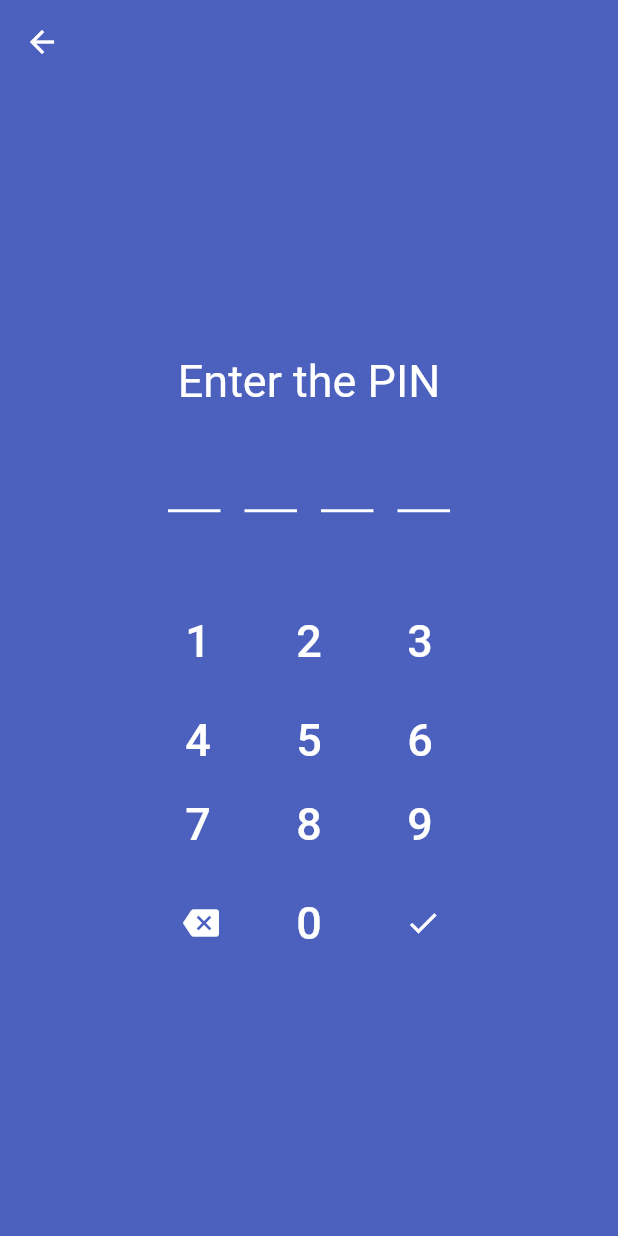
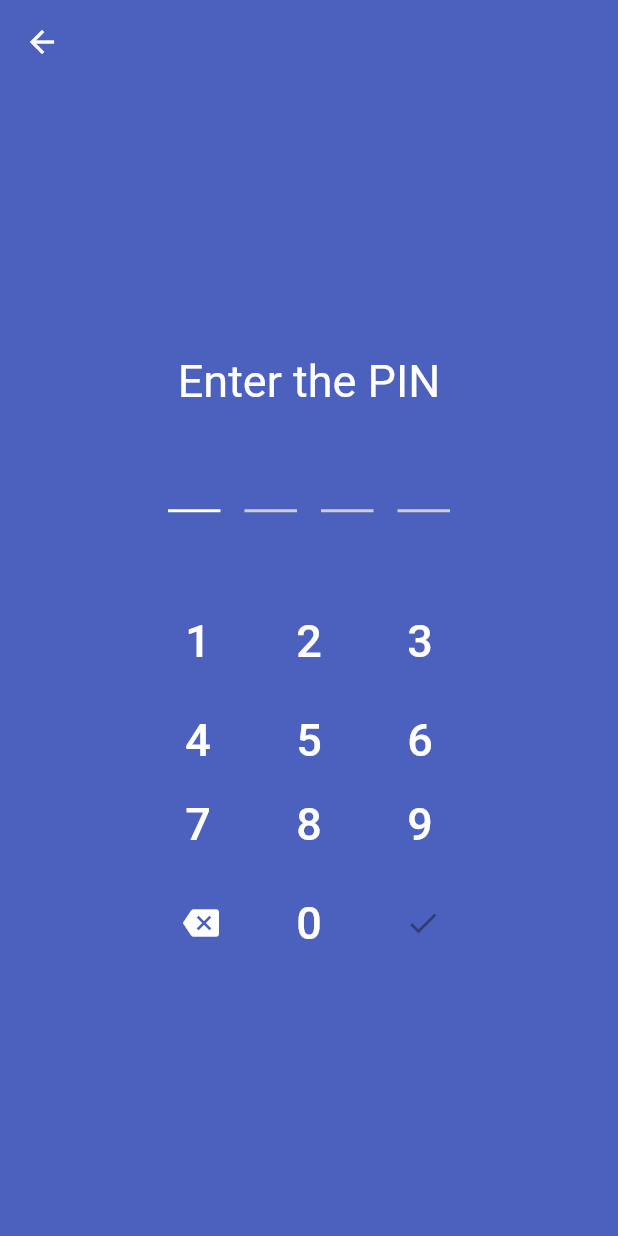
Before and after one commit to ceejayps/banking_app_2, a Flutter app: the screen it shows after launch, after a tap on the "backspace" icon, on a phone screen of 412 x 824 dp. Run offline on Flutter 3.47's test engine with Material 2 defaults, Android fonts, the phone set to English and light mode, and no system bars; missing offline and left inert: dart:ffi.

Commit message:
Update main.dart

```diff
--- a/lib/main.dart
+++ b/lib/main.dart
@@ -1,6 +1,7 @@
 import 'dart:ffi';
 
 import 'package:flutter/material.dart';
+import 'package:flutter/cupertino.dart';
 
 void main() {
   runApp(const MyApp());
@@ -32,14 +33,17 @@ class MyHomePage extends StatefulWidget {
 class _MyHomePageState extends State<MyHomePage> {
   Color typed = Colors.white;
   Color empty = Colors.white38;
-
-  List pin = [];
+  bool isWrong = false;
+  String userPin = "1234";
+  List inputPin = [];
 
   @override
   Widget build(BuildContext context) {
     BoxDecoration dotborder = BoxDecoration(
       borderRadius: BorderRadius.circular(60),
-      color: pin.length >= 1
+      color: isWrong == true
+          ? Color.fromARGB(255, 255, 0, 0)
+          : inputPin.length >= 1
               ? Color.fromARGB(255, 255, 255, 255)
               : Color.fromARGB(0, 255, 254, 254),
     );
@@ -85,7 +89,9 @@ class _MyHomePageState extends State<MyHomePage> {
                             height: 10,
                             decoration: BoxDecoration(
                               borderRadius: BorderRadius.circular(60),
-                              color: pin.length >= 1
+                              color: isWrong == true
+                                  ? Color.fromARGB(255, 255, 0, 0)
+                                  : inputPin.length >= 1
                                       ? Color.fromARGB(255, 255, 255, 255)
                                       : Color.fromARGB(0, 255, 254, 254),
                             ))),
@@ -96,7 +102,9 @@ class _MyHomePageState extends State<MyHomePage> {
                             height: 10,
                             decoration: BoxDecoration(
                               borderRadius: BorderRadius.circular(60),
-                              color: pin.length >= 2
+                              color: isWrong == true
+                                  ? Color.fromARGB(255, 255, 0, 0)
+                                  : inputPin.length >= 2
                                       ? Color.fromARGB(255, 255, 255, 255)
                                       : Color.fromARGB(0, 255, 254, 254),
                             ))),
@@ -107,7 +115,9 @@ class _MyHomePageState extends State<MyHomePage> {
                             height: 10,
                             decoration: BoxDecoration(
                               borderRadius: BorderRadius.circular(60),
-                              color: pin.length >= 3
+                              color: isWrong == true
+                                  ? Color.fromARGB(255, 255, 0, 0)
+                                  : inputPin.length >= 3
                                       ? Color.fromARGB(255, 255, 255, 255)
                                       : Color.fromARGB(0, 255, 254, 254),
                             ))),
@@ -118,7 +128,9 @@ class _MyHomePageState extends State<MyHomePage> {
                             height: 10,
                             decoration: BoxDecoration(
                               borderRadius: BorderRadius.circular(60),
-                              color: pin.length >= 4
+                              color: isWrong == true
+                                  ? Color.fromARGB(255, 255, 0, 0)
+                                  : inputPin.length >= 4
                                       ? Color.fromARGB(255, 255, 255, 255)
                                       : Color.fromARGB(0, 255, 254, 254),
                             ))),
@@ -132,37 +144,45 @@ class _MyHomePageState extends State<MyHomePage> {
                         child: Container(
                             width: 35,
                             height: 2,
-                          color: pin.length >= 1
-                              ? const Color.fromARGB(255, 208, 205, 205)
-                              : Color.fromARGB(255, 255, 255, 255),
-                        )),
+                            color: isWrong == true
+                                ? Color.fromARGB(255, 255, 0, 0)
+                                : inputPin.length == 0
+                                    ? const Color.fromARGB(255, 255, 255, 255)
+                                    : const Color.fromARGB(
+                                        255, 208, 205, 205))),
                     Padding(
                         padding: const EdgeInsets.all(8.0),
                         child: Container(
                             width: 35,
                             height: 2,
-                          color: pin.length >= 2
-                              ? const Color.fromARGB(255, 208, 205, 205)
-                              : Color.fromARGB(255, 255, 255, 255),
-                        )),
+                            color: isWrong == true
+                                ? Color.fromARGB(255, 255, 0, 0)
+                                : inputPin.length == 1
+                                    ? const Color.fromARGB(255, 255, 255, 255)
+                                    : const Color.fromARGB(
+                                        255, 208, 205, 205))),
                     Padding(
                         padding: const EdgeInsets.all(8.0),
                         child: Container(
                             width: 35,
                             height: 2,
-                          color: pin.length >= 3
-                              ? const Color.fromARGB(255, 208, 205, 205)
-                              : Color.fromARGB(255, 255, 255, 255),
-                        )),
+                            color: isWrong == true
+                                ? Color.fromARGB(255, 255, 0, 0)
+                                : inputPin.length == 2
+                                    ? const Color.fromARGB(255, 255, 255, 255)
+                                    : const Color.fromARGB(
+                                        255, 208, 205, 205))),
                     Padding(
                         padding: const EdgeInsets.all(8.0),
                         child: Container(
                             width: 35,
                             height: 2,
-                          color: pin.length >= 4
-                              ? const Color.fromARGB(255, 208, 205, 205)
-                              : Color.fromARGB(255, 255, 255, 255),
-                        )),
+                            color: isWrong == true
+                                ? Color.fromARGB(255, 255, 0, 0)
+                                : inputPin.length == 3
+                                    ? const Color.fromARGB(255, 255, 255, 255)
+                                    : const Color.fromARGB(
+                                        255, 208, 205, 205))),
                   ],
                 ),
                 const SizedBox(
@@ -175,12 +195,12 @@ class _MyHomePageState extends State<MyHomePage> {
                     TextButton(
                         onPressed: () {
                           setState(() {
-                            if (pin.length < 4) {
-                              pin.add("1");
+                            if (inputPin.length < 4) {
+                              inputPin.add("1");
                             }
                           });
 
-                          print(pin);
+                          print(inputPin);
                         },
                         child: const SizedBox(
                           child: Center(
@@ -200,12 +220,12 @@ class _MyHomePageState extends State<MyHomePage> {
                     TextButton(
                         onPressed: () {
                           setState(() {
-                            if (pin.length < 4) {
-                              pin.add("2");
+                            if (inputPin.length < 4) {
+                              inputPin.add("2");
                             }
                           });
 
-                          print(pin);
+                          print(inputPin);
                         },
                         child: const SizedBox(
                           child: Center(
@@ -225,12 +245,12 @@ class _MyHomePageState extends State<MyHomePage> {
                     TextButton(
                         onPressed: () {
                           setState(() {
-                            if (pin.length < 4) {
-                              pin.add("3");
+                            if (inputPin.length < 4) {
+                              inputPin.add("3");
                             }
                           });
 
-                          print(pin);
+                          print(inputPin);
                         },
                         child: const SizedBox(
                           child: Center(
@@ -255,12 +275,12 @@ class _MyHomePageState extends State<MyHomePage> {
                     TextButton(
                         onPressed: () {
                           setState(() {
-                            if (pin.length < 4) {
-                              pin.add("4");
+                            if (inputPin.length < 4) {
+                              inputPin.add("4");
                             }
                           });
 
-                          print(pin);
+                          print(inputPin);
                         },
                         child: const SizedBox(
                           child: Center(
@@ -280,12 +300,12 @@ class _MyHomePageState extends State<MyHomePage> {
                     TextButton(
                         onPressed: () {
                           setState(() {
-                            if (pin.length < 4) {
-                              pin.add("5");
+                            if (inputPin.length < 4) {
+                              inputPin.add("5");
                             }
                           });
 
-                          print(pin);
+                          print(inputPin);
                         },
                         child: const SizedBox(
                           child: Center(
@@ -305,12 +325,12 @@ class _MyHomePageState extends State<MyHomePage> {
                     TextButton(
                         onPressed: () {
                           setState(() {
-                            if (pin.length < 4) {
-                              pin.add("6");
+                            if (inputPin.length < 4) {
+                              inputPin.add("6");
                             }
                           });
 
-                          print(pin);
+                          print(inputPin);
                         },
                         child: const SizedBox(
                           child: Center(
@@ -331,12 +351,12 @@ class _MyHomePageState extends State<MyHomePage> {
                     TextButton(
                         onPressed: () {
                           setState(() {
-                            if (pin.length < 4) {
-                              pin.add("7");
+                            if (inputPin.length < 4) {
+                              inputPin.add("7");
                             }
                           });
 
-                          print(pin);
+                          print(inputPin);
                         },
                         child: const SizedBox(
                           child: Center(
@@ -356,12 +376,12 @@ class _MyHomePageState extends State<MyHomePage> {
                     TextButton(
                         onPressed: () {
                           setState(() {
-                            if (pin.length < 4) {
-                              pin.add("8");
+                            if (inputPin.length < 4) {
+                              inputPin.add("8");
                             }
                           });
 
-                          print(pin);
+                          print(inputPin);
                         },
                         child: const SizedBox(
                           child: Center(
@@ -381,12 +401,12 @@ class _MyHomePageState extends State<MyHomePage> {
                     TextButton(
                         onPressed: () {
                           setState(() {
-                            if (pin.length < 4) {
-                              pin.add("9");
+                            if (inputPin.length < 4) {
+                              inputPin.add("9");
                             }
                           });
 
-                          print(pin);
+                          print(inputPin);
                         },
                         child: const SizedBox(
                           child: Center(
@@ -411,12 +431,13 @@ class _MyHomePageState extends State<MyHomePage> {
                     TextButton(
                         onPressed: () {
                           setState(() {
-                            if (pin.length >= 1) {
-                              pin.removeLast();
+                            if (inputPin.length >= 1) {
+                              inputPin.removeLast();
+                              isWrong = false;
                             }
                           });
 
-                          print(pin);
+                          print(inputPin);
                         },
                         child: const SizedBox(
                           child: Center(
@@ -434,12 +455,12 @@ class _MyHomePageState extends State<MyHomePage> {
                     TextButton(
                         onPressed: () {
                           setState(() {
-                            if (pin.length < 4) {
-                              pin.add("0");
+                            if (inputPin.length < 4) {
+                              inputPin.add("0");
                             }
                           });
 
-                          print(pin);
+                          print(inputPin);
                         },
                         child: const SizedBox(
                           child: Center(
@@ -457,13 +478,24 @@ class _MyHomePageState extends State<MyHomePage> {
                       height: 10,
                     ),
                     TextButton(
-                        onPressed: () {},
-                        child: const SizedBox(
+                        onPressed: inputPin.length == 4
+                            ? () {
+                                if (userPin != inputPin.join()) {
+                                  setState(() {
+                                    isWrong = true;
+                                  });
+                                  print(["user pin ", userPin.split('')]);
+                                  print(["input pin ", inputPin.join()]);
+                                  print(isWrong);
+                                }
+                              }
+                            : null,
+                        child: SizedBox(
                           child: Center(
-                              child: Icon(
-                            Icons.check,
-                            color: Colors.white,
-                          )),
+                              child: Icon(Icons.check,
+                                  color: inputPin.length == 4
+                                      ? Colors.white
+                                      : Colors.grey[450])),
                           height: 40,
                           width: 20,
                         ))
```
Lines whose indentation alone changed are shown as unchanged.
